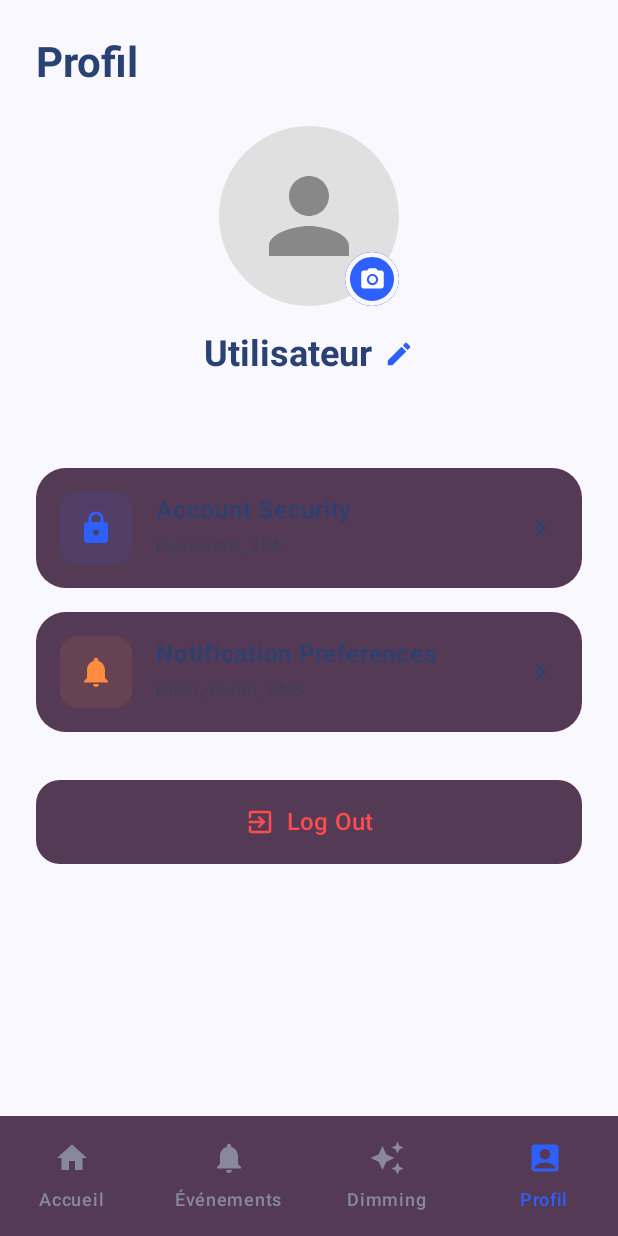
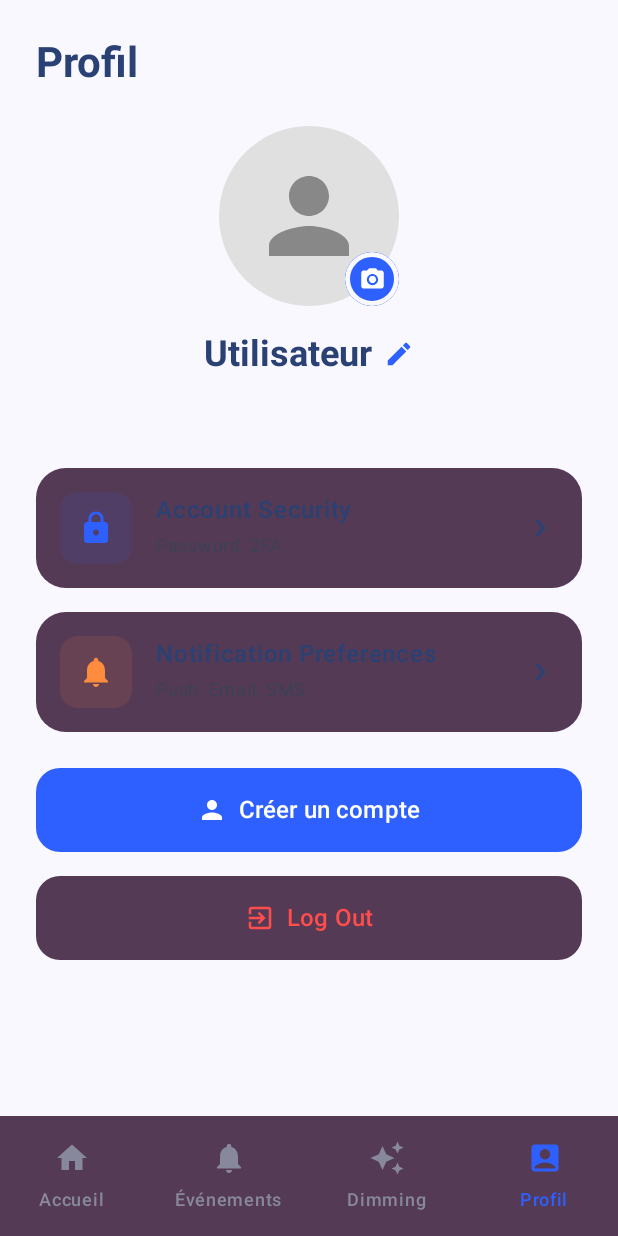
Before and after one commit to oeoecbien/smarthome-lite, an Android app built with Jetpack Compose: the composable SmartHomeApp shown on its own in the app's theme, item 4 of the bottom bar chosen, on a phone screen of 412 x 824 dp. Run offline under Robolectric (Android 15) with nearby library versions, the phone set to English and light mode, and no system bars; our stand-ins replace navigation suite.

Commit message:
Ajout de la possibilité de créer un USER

```diff
--- a/mobile/SmartHome/app/src/main/java/com/example/smarthome/MainActivity.kt
+++ b/mobile/SmartHome/app/src/main/java/com/example/smarthome/MainActivity.kt
@@ -24,10 +24,6 @@ import androidx.compose.ui.graphics.vector.ImageVector
 import androidx.lifecycle.viewmodel.compose.viewModel
 import com.example.smarthome.data.model.*
 import com.example.smarthome.ui.components.*
-import com.example.smarthome.ui.screens.LoginScreen
-import com.example.smarthome.ui.screens.ProfileScreen
-import com.example.smarthome.ui.screens.SmartDimmingScreen
-import com.example.smarthome.ui.screens.EventsScreen
 import com.example.smarthome.ui.screens.*
 import com.example.smarthome.ui.theme.SmartHomeTheme
 import com.example.smarthome.ui.theme.PrimaryBlue
@@ -42,10 +38,26 @@ class MainActivity : ComponentActivity() {
             SmartHomeTheme(dynamicColor = false) {
                 val viewModel: SmartHomeViewModel = viewModel()
 
+                var showRegisterScreen by remember { mutableStateOf(false) }
+
                 if (viewModel.isLoggedIn) {
-                    SmartHomeApp(viewModel)
+                    SmartHomeApp(
+                        viewModel = viewModel,
+                        onCreateAccountClick = {
+                            viewModel.logout()
+                            showRegisterScreen = true
+                        }
+                    )
+                } else if (showRegisterScreen) {
+                    RegisterScreen(
+                        viewModel = viewModel,
+                        onBackToLogin = { showRegisterScreen = false }
+                    )
                 } else {
-                    LoginScreen(viewModel)
+                    LoginScreen(
+                        viewModel = viewModel,
+                        onCreateAccountClick = { showRegisterScreen = true }
+                    )
                 }
             }
         }
@@ -56,7 +68,8 @@ class MainActivity : ComponentActivity() {
 @OptIn(ExperimentalMaterial3Api::class)
 @Composable
 fun SmartHomeApp(
-    viewModel: SmartHomeViewModel
+    viewModel: SmartHomeViewModel,
+    onCreateAccountClick: () -> Unit = {}
 ) {
     var currentDestination by rememberSaveable { mutableStateOf(AppDestinations.HOME) }
     // Hoisted state for Lamp detail navigation
@@ -116,9 +129,10 @@ fun SmartHomeApp(
                 AppDestinations.EVENTS -> EventsScreen(viewModel = viewModel)
                 AppDestinations.DIMMING -> SmartDimmingScreen(viewModel = viewModel)
                 AppDestinations.PROFILE -> ProfileScreen(
-                    viewModel.currentUsername,
-                    viewModel.currentEmail,
-                    { viewModel.logout() }
+                    name = viewModel.currentUsername,
+                    email = viewModel.currentEmail,
+                    onLogoutClick = { viewModel.logout() },
+                    onCreateAccountClick = onCreateAccountClick
                 )
             }
         }
--- a/mobile/SmartHome/app/src/main/java/com/example/smarthome/data/repository/RealSmartHomeRepository.kt
+++ b/mobile/SmartHome/app/src/main/java/com/example/smarthome/data/repository/RealSmartHomeRepository.kt
@@ -86,4 +86,9 @@ class RealSmartHomeRepository : SmartHomeRepository {
     override suspend fun getEvents(token: String): List<com.example.smarthome.data.model.ApiEvent> {
         return api.getEvents(token)
     }
+
+    override suspend fun register(username: String, email: String, password: String): UserResponse {
+        val request = com.example.smarthome.data.model.RegisterRequest(username, email, password)
+        return api.register(request)
+    }
 }
--- a/mobile/SmartHome/app/src/main/java/com/example/smarthome/data/repository/RepositoryProvider.kt
+++ b/mobile/SmartHome/app/src/main/java/com/example/smarthome/data/repository/RepositoryProvider.kt
@@ -13,7 +13,7 @@ package com.example.smarthome.data.repository
  */
 object RepositoryProvider {
 
-    private const val USE_FAKE = false   // ← changer ici pour switcher
+    private const val USE_FAKE = true   // ← changer ici pour switcher
 
     val repository: SmartHomeRepository by lazy {
         if (USE_FAKE) FakeSmartHomeRepository()
--- a/mobile/SmartHome/app/src/main/java/com/example/smarthome/data/repository/SmartHomeRepository.kt
+++ b/mobile/SmartHome/app/src/main/java/com/example/smarthome/data/repository/SmartHomeRepository.kt
@@ -43,4 +43,7 @@ interface SmartHomeRepository {
 
     // --- Événements ---
     suspend fun getEvents(token: String): List<com.example.smarthome.data.model.ApiEvent>
+
+    // --- Inscription ---
+    suspend fun register(username: String, email: String, password: String): UserResponse
 }
--- a/mobile/SmartHome/app/src/main/java/com/example/smarthome/ui/components/HomeComponents.kt
+++ b/mobile/SmartHome/app/src/main/java/com/example/smarthome/ui/components/HomeComponents.kt
@@ -57,7 +57,7 @@ fun HeaderSection(name: String) {
             }
             Spacer(modifier = Modifier.width(12.dp))
             Column {
-                Text("Bonjour", color = MaterialTheme.colorScheme.secondary, fontSize = 14.sp)
+                Text("Bonjour,", color = MaterialTheme.colorScheme.secondary, fontSize = 14.sp)
                 Text(name, color = MaterialTheme.colorScheme.primary, fontSize = 20.sp, fontWeight = FontWeight.Bold)
             }
         }
--- a/mobile/SmartHome/app/src/main/java/com/example/smarthome/ui/screens/ProfileScreen.kt
+++ b/mobile/SmartHome/app/src/main/java/com/example/smarthome/ui/screens/ProfileScreen.kt
@@ -7,6 +7,7 @@ import com.example.smarthome.ui.viewmodel.*
 import androidx.compose.foundation.background
 import androidx.compose.foundation.border
 import androidx.compose.foundation.clickable
+import androidx.compose.foundation.layout.width
 import androidx.compose.foundation.layout.Arrangement
 import androidx.compose.foundation.layout.Box
 import androidx.compose.foundation.layout.Column
@@ -18,7 +19,7 @@ import androidx.compose.foundation.layout.fillMaxWidth
 import androidx.compose.foundation.layout.height
 import androidx.compose.foundation.layout.padding
 import androidx.compose.foundation.layout.size
-import androidx.compose.foundation.layout.width
+
 import androidx.compose.foundation.lazy.LazyColumn
 import androidx.compose.foundation.shape.CircleShape
 import androidx.compose.foundation.shape.RoundedCornerShape
@@ -26,7 +27,6 @@ import androidx.compose.material.icons.Icons
 import androidx.compose.material.icons.filled.CameraAlt
 import androidx.compose.material.icons.filled.ChevronRight
 import androidx.compose.material.icons.filled.Code
-import androidx.compose.material.icons.filled.DarkMode
 import androidx.compose.material.icons.filled.Edit
 import androidx.compose.material.icons.filled.LightMode
 import androidx.compose.material.icons.filled.Lock
@@ -57,6 +57,7 @@ fun ProfileScreen(
     name: String,
     email: String,
     onLogoutClick: () -> Unit,
+    onCreateAccountClick: () -> Unit = {},
     modifier: Modifier = Modifier
 ) {
     LazyColumn(
@@ -188,9 +189,38 @@ fun ProfileScreen(
             }
         }
 
-        item { Spacer(modifier = Modifier.height(32.dp)) }
+        item { Spacer(modifier = Modifier.height(24.dp)) }
 
-        // --- 5. Logout Button ---
+        // --- 5. Bouton Créer un compte ---
+        item {
+            Button(
+                onClick = onCreateAccountClick,
+                modifier = Modifier
+                    .fillMaxWidth()
+                    .height(56.dp),
+                shape = RoundedCornerShape(16.dp),
+                colors = ButtonDefaults.buttonColors(
+                    containerColor = PrimaryBlue,
+                    contentColor = Color.White
+                )
+            ) {
+                Icon(
+                    imageVector = Icons.Default.Person,
+                    contentDescription = null,
+                    modifier = Modifier.size(20.dp)
+                )
+                Spacer(modifier = Modifier.width(8.dp))
+                Text(
+                    text = "Créer un compte",
+                    fontSize = 16.sp,
+                    fontWeight = FontWeight.SemiBold
+                )
+            }
+        }
+
+        item { Spacer(modifier = Modifier.height(16.dp)) }
+
+        // --- 6. Logout Button ---
         item {
             Button(
                 onClick = onLogoutClick,
```
Also changed, not shown: mobile/SmartHome/app/src/main/java/com/example/smarthome/data/api/SmartHomeApi.kt (+8 -2 lines), mobile/SmartHome/app/src/main/java/com/example/smarthome/data/model/RegisterRequest.kt (added, +7 -0 lines), mobile/SmartHome/app/src/main/java/com/example/smarthome/data/repository/FakeSmartHomeRepository.kt (+13 -0 lines), mobile/SmartHome/app/src/main/java/com/example/smarthome/ui/screens/LoginScreen.kt (+19 -1 lines), mobile/SmartHome/app/src/main/java/com/example/smarthome/ui/screens/RegisterScreen.kt (added, +241 -0 lines), mobile/SmartHome/app/src/main/java/com/example/smarthome/ui/viewmodel/SmartHomeViewModel.kt (+34 -0 lines).
